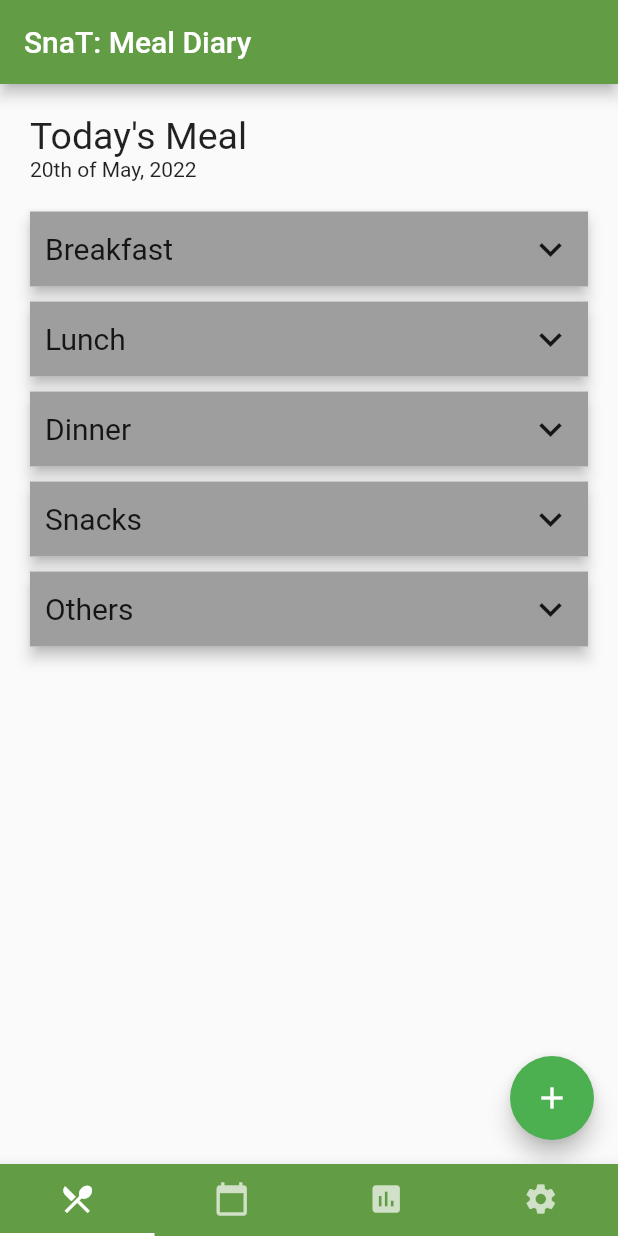
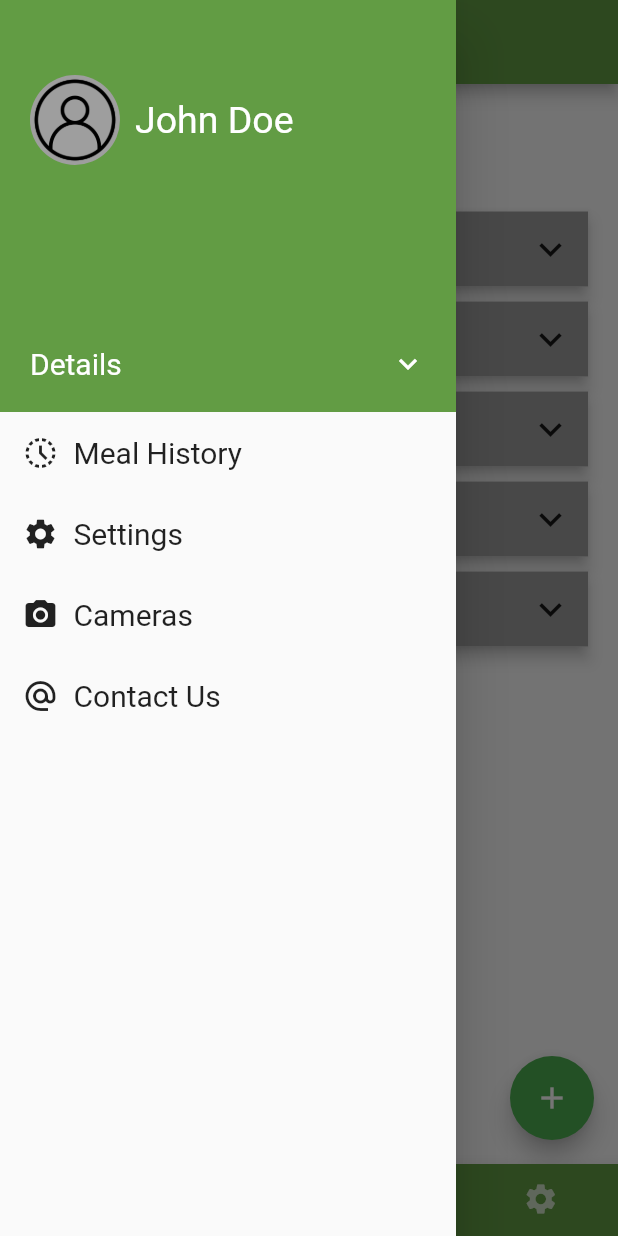
Before and after one commit to cepdnaclk/SnaT-meal-tracking-app, a Flutter app: the screen it shows after launch, with the side drawer open (before the commit the screen has no drawer), on a phone screen of 412 x 824 dp. Run offline on Flutter 3.47's test engine with Material 2 defaults, Android fonts, the phone set to English and light mode, and no system bars.

Commit message:
Drawer added

```diff
--- /dev/null
+++ b/mobile_app/lib/Components/dashboard_drawer.dart
@@ -0,0 +1,85 @@
+import 'package:flutter/material.dart';
+
+import '../Theme/theme_info.dart';
+import 'drawer_tab.dart';
+
+class DashboardDrawer extends StatelessWidget {
+  const DashboardDrawer({
+    Key? key,
+  }) : super(key: key);
+
+  @override
+  Widget build(BuildContext context) {
+    return Drawer(
+      child: Column(
+        crossAxisAlignment: CrossAxisAlignment.stretch,
+        children: [
+          Container(
+            color: ThemeInfo.primaryColor,
+            height: MediaQuery.of(context).size.height / 3,
+            child: Column(
+              children: [
+                const SizedBox(
+                  height: 50,
+                ),
+                Row(
+                  children: const [
+                    SizedBox(
+                      width: 20,
+                    ),
+                    CircleAvatar(
+                      backgroundColor: Colors.grey,
+                      radius: 30,
+                      backgroundImage:
+                          AssetImage("assets/images/userImage.png"),
+                    ),
+                    SizedBox(
+                      width: 10,
+                    ),
+                    Text(
+                      "John Doe",
+                      style: TextStyle(color: Colors.white, fontSize: 25),
+                    ),
+                  ],
+                ),
+                const Spacer(),
+                Padding(
+                  padding: const EdgeInsets.all(20.0),
+                  child: Row(
+                    children: const [
+                      Text(
+                        "Details",
+                        style: TextStyle(color: Colors.white, fontSize: 20),
+                      ),
+                      Spacer(),
+                      Icon(
+                        Icons.keyboard_arrow_down_outlined,
+                        color: Colors.white,
+                      )
+                    ],
+                  ),
+                )
+              ],
+            ),
+          ),
+          const DrawerTab(
+            icon: Icons.history_toggle_off,
+            label: "Meal History",
+          ),
+          const DrawerTab(
+            icon: Icons.settings,
+            label: "Settings",
+          ),
+          const DrawerTab(
+            icon: Icons.camera_alt,
+            label: "Cameras",
+          ),
+          const DrawerTab(
+            icon: Icons.alternate_email,
+            label: "Contact Us",
+          ),
+        ],
+      ),
+    );
+  }
+}
--- /dev/null
+++ b/mobile_app/lib/Components/drawer_tab.dart
@@ -0,0 +1,31 @@
+import 'package:flutter/material.dart';
+
+class DrawerTab extends StatelessWidget {
+  const DrawerTab({
+    Key? key,
+    required this.icon,
+    required this.label,
+  }) : super(key: key);
+
+  final IconData? icon;
+  final String label;
+
+  @override
+  Widget build(BuildContext context) {
+    return Padding(
+      padding: const EdgeInsets.all(15.0),
+      child: Row(
+        children: [
+          Icon(icon),
+          const SizedBox(
+            width: 10,
+          ),
+          Text(
+            label,
+            style: const TextStyle(fontSize: 20),
+          ),
+        ],
+      ),
+    );
+  }
+}
--- a/mobile_app/lib/Pages/dashboard_layout.dart
+++ b/mobile_app/lib/Pages/dashboard_layout.dart
@@ -3,6 +3,7 @@ import 'package:mobile_app/Components/Tab_Views/chart_view.dart';
 import 'package:mobile_app/Components/Tab_Views/home_view.dart';
 import 'package:mobile_app/Components/Tab_Views/scheduling_view.dart';
 import 'package:mobile_app/Components/Tab_Views/settings_view.dart';
+import 'package:mobile_app/Components/dashboard_drawer.dart';
 import 'package:mobile_app/Theme/theme_info.dart';
 
 class DashboardLayout extends StatefulWidget {
@@ -33,6 +34,7 @@ class _DashboardLayoutState extends State<DashboardLayout>
           backgroundColor: ThemeInfo.primaryColor,
           title: const Text("SnaT: Meal Diary"),
         ),
+        drawer: const DashboardDrawer(),
         bottomNavigationBar: BottomAppBar(
           color: ThemeInfo.primaryColor,
           child: TabBar(
```
